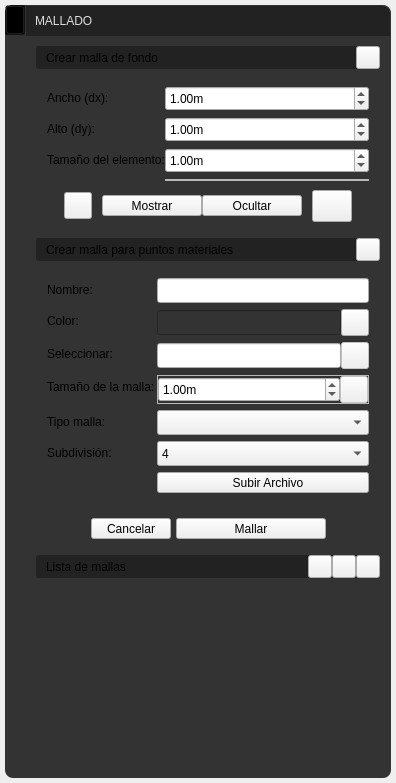
edwinar13/MPM-UN, file app/ui/widget_draw_menu_mesh.ui: the form before one commit.
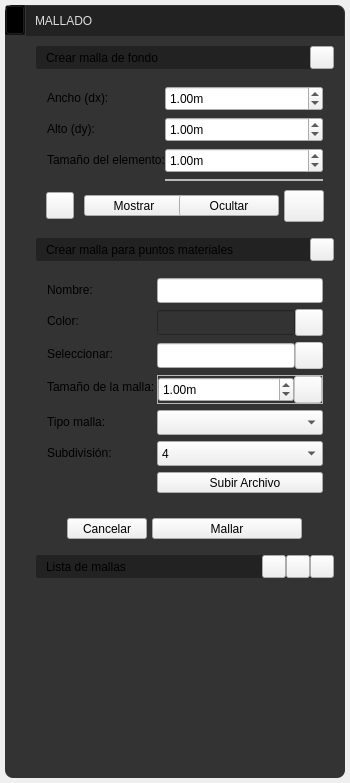
The form after the commit. Icons and pictures are not drawn.

Commit message:
fix(ventana): paneles laterales con scroll; la ventana cabe en pantallas con escala
El contenido de los 9 paneles va en un QScrollArea: el alto mínimo de la ventana
baja de 844 a 633 px y al maximizar ya no queda debajo de la barra de Windows.

Diff of the .ui file:
```diff
--- a/app/ui/widget_draw_menu_mesh.ui
+++ b/app/ui/widget_draw_menu_mesh.ui
@@ -24,7 +24,7 @@
   </property>
   <property name="maximumSize">
    <size>
-    <width>350</width>
+    <width>364</width>
     <height>16777215</height>
    </size>
   </property>
@@ -595,6 +595,13 @@
 }
 
 
+
+
+/* Contenido del panel con scroll cuando no cabe en la altura de la ventana */
+QScrollArea#scrollArea_info,
+QWidget#scrollAreaWidgetContents_info{
+background-color: transparent;
+}
 </string>
   </property>
   <layout class="QHBoxLayout" name="horizontalLayout_6">
@@ -868,6 +875,40 @@
           </widget>
          </item>
          <item>
+          <widget class="QScrollArea" name="scrollArea_info">
+           <property name="frameShape">
+            <enum>QFrame::Shape::NoFrame</enum>
+           </property>
+           <property name="horizontalScrollBarPolicy">
+            <enum>Qt::ScrollBarPolicy::ScrollBarAlwaysOff</enum>
+           </property>
+           <property name="sizeAdjustPolicy">
+            <enum>QAbstractScrollArea::SizeAdjustPolicy::AdjustToContents</enum>
+           </property>
+           <property name="widgetResizable">
+            <bool>true</bool>
+           </property>
+           <widget class="QWidget" name="scrollAreaWidgetContents_info">
+            <property name="minimumSize">
+             <size>
+              <width>1</width>
+              <height>0</height>
+             </size>
+            </property>
+            <layout class="QVBoxLayout" name="verticalLayout_scrollInfo">
+             <property name="leftMargin">
+              <number>0</number>
+             </property>
+             <property name="topMargin">
+              <number>0</number>
+             </property>
+             <property name="rightMargin">
+              <number>0</number>
+             </property>
+             <property name="bottomMargin">
+              <number>0</number>
+             </property>
+               <item>
           <widget class="QFrame" name="frame_info">
            <property name="frameShape">
             <enum>QFrame::Shape::StyledPanel</enum>
@@ -2278,6 +2319,9 @@
               <layout class="QHBoxLayout" name="horizontalLayout_13">
                <item>
                 <widget class="QScrollArea" name="scrollArea">
+                       <property name="horizontalScrollBarPolicy">
+                        <enum>Qt::ScrollBarPolicy::ScrollBarAlwaysOff</enum>
+                       </property>
                  <property name="styleSheet">
                   <string notr="true">background-color: transparent;
 border: none;</string>
@@ -2286,6 +2330,12 @@
                   <bool>true</bool>
                  </property>
                  <widget class="QWidget" name="scrollAreaWidgetContents">
+                        <property name="minimumSize">
+                         <size>
+                          <width>1</width>
+                          <height>0</height>
+                         </size>
+                        </property>
                   <property name="geometry">
                    <rect>
                     <x>0</x>
@@ -2383,6 +2433,10 @@
              </layout>
             </item>
            </layout>
+                </widget>
+               </item>
+            </layout>
+           </widget>
           </widget>
          </item>
         </layout>
```
Left out of the diff: 2 changed lines with no effect on the pictures. Lines whose indentation alone changed are shown as unchanged. The commit also changes 18 other files.
